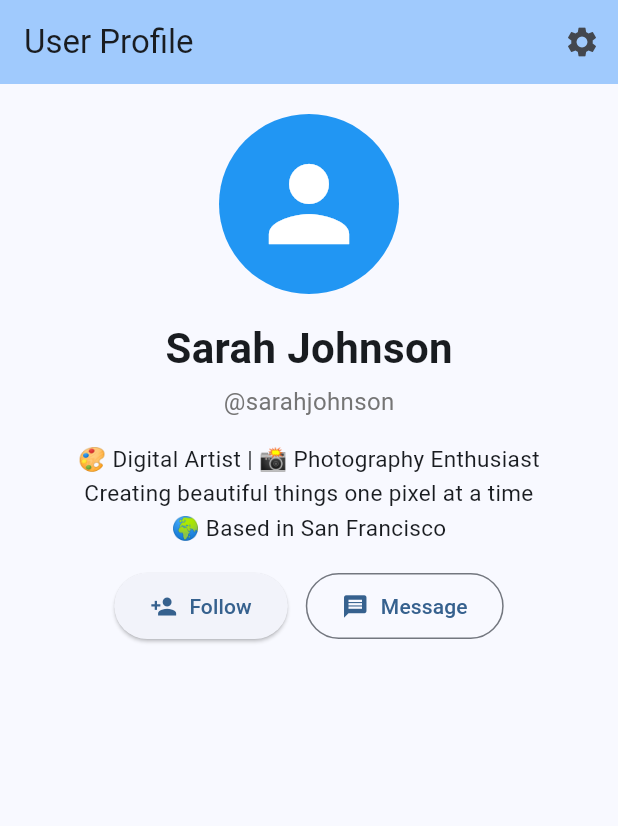
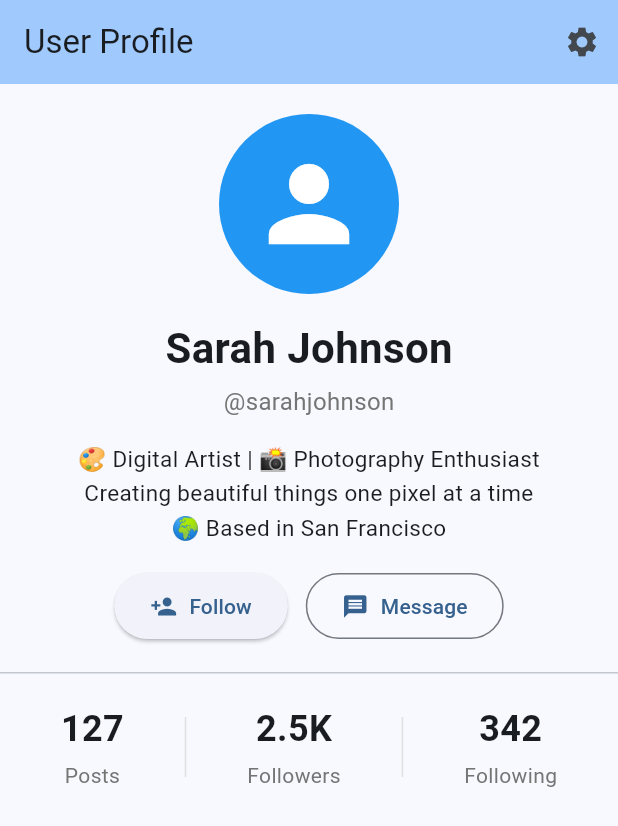
Before and after one commit to Samkwizera/singlescrollview_mobile-application, a Flutter app: the screen it shows after launch, on a phone screen of 412 x 824 dp. Shown: the top 826 px of the screen. Run offline on Flutter 3.47's test engine with Material 3 defaults, Android fonts, the light colour scheme and no system bars.

Commit message:
Adding stats section displaying posts, followers, and following counts

```diff
--- a/lib/main.dart
+++ b/lib/main.dart
@@ -43,6 +43,11 @@
           children: [
             // Profile Header Section
             _buildProfileHeader(),
+
+            const Divider(height: 1),
+
+            // Stats Section
+            _buildStatsSection(),
           ],
         ),
       ),
@@ -132,4 +137,50 @@
       ),
     );
   }
+
+  Widget _buildStatsSection() {
+    return Container(
+      padding: const EdgeInsets.symmetric(vertical: 20),
+      child: Row(
+        mainAxisAlignment: MainAxisAlignment.spaceEvenly,
+        children: [
+          _buildStatItem('Posts', '127'),
+          _buildVerticalDivider(),
+          _buildStatItem('Followers', '2.5K'),
+          _buildVerticalDivider(),
+          _buildStatItem('Following', '342'),
+        ],
+      ),
+    );
+  }
+
+  Widget _buildStatItem(String label, String count) {
+    return Column(
+      children: [
+        Text(
+          count,
+          style: const TextStyle(
+            fontSize: 24,
+            fontWeight: FontWeight.bold,
+          ),
+        ),
+        const SizedBox(height: 4),
+        Text(
+          label,
+          style: TextStyle(
+            fontSize: 14,
+            color: Colors.grey[600],
+          ),
+        ),
+      ],
+    );
+  }
+
+  Widget _buildVerticalDivider() {
+    return Container(
+      height: 40,
+      width: 1,
+      color: Colors.grey[300],
+    );
+  }
 }
```
